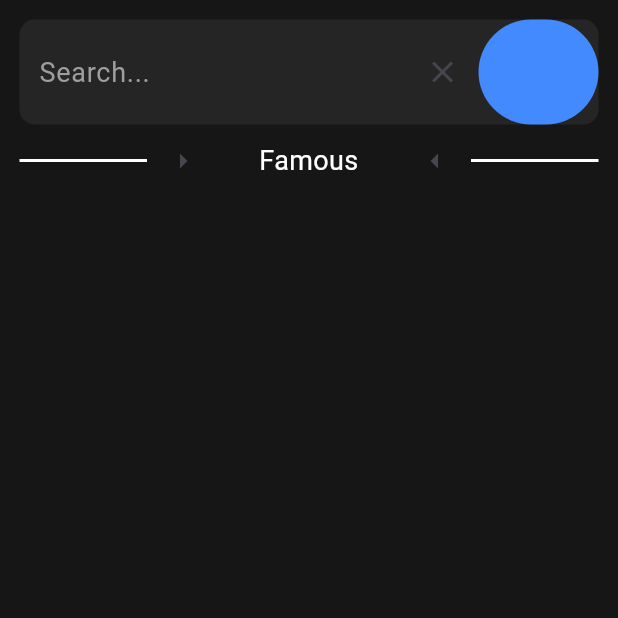
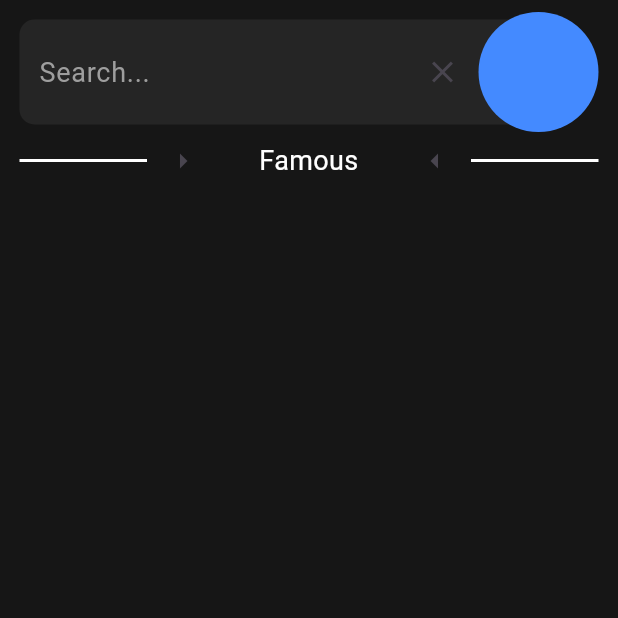
Before and after one commit to Raphael2b3/swarmintelligencemobile, a Flutter app: the screen it shows after launch, on a phone screen of 412 x 824 dp, the top half of it. Run offline on Flutter 3.47's test engine with Material 3 defaults, Android fonts, the phone set to English and light mode, and no system bars.

Commit message:
clean up

```diff
--- a/lib/searchbar.dart
+++ b/lib/searchbar.dart
@@ -1,50 +1,62 @@
+import 'dart:ui';
+
 import 'package:flutter/material.dart';
 
+import 'settingcircle.dart';
+
 class Searchbar extends StatefulWidget {
-  const Searchbar({Key? key}) : super(key: key);
+  final Function(String) onSearch;
+
+  const Searchbar(
+    this.onSearch, {
+    Key? key,
+  }) : super(key: key);
 
   @override
   _SearchbarState createState() => _SearchbarState();
 }
 
 class _SearchbarState extends State<Searchbar> {
+  _SearchbarState();
+
   @override
   Widget build(BuildContext context) {
-    return Container(
+    return Row(
+      children: [
+        Expanded(
+          child: Container(
+            padding: const EdgeInsets.only(right: 40),
+            alignment: Alignment.center,
             height: 70,
             decoration: const BoxDecoration(
                 color: Color.fromRGBO(37, 37, 37, 1),
                 borderRadius: BorderRadius.all(Radius.circular(10))),
-      child: Row(
-        children: [
-          const Expanded(
             child: TextField(
-              style: TextStyle(fontSize: 18, color: Colors.white),
-              maxLines: null,
-              minLines: null,
-              expands: true,
               textAlignVertical: TextAlignVertical.center,
+              style: const TextStyle(fontSize: 18, color: Colors.white),
               decoration: InputDecoration(
-                hintStyle: TextStyle(color: Colors.grey),
+                  suffixIcon: IconButton(
+                      onPressed: () => {}, icon: const Icon(Icons.clear)),
+                  hintStyle: const TextStyle(color: Colors.grey),
                   hintText: "Search...",
-                contentPadding: EdgeInsets.only(left: 13, right: 10),
-                border: UnderlineInputBorder(
-                  borderSide: BorderSide.none,
+                  contentPadding: const EdgeInsets.only(
+                    left: 13,
+                  ),
+                  border: InputBorder.none),
+              cursorColor: const Color(0xFFFFFFFF),
             ),
           ),
-              cursorColor: Color(0xFFFFFFFF),
         ),
+        const SizedBox(
+          width: 40,
+          height: 70,
+          child: Stack(
+            alignment: Alignment.centerRight,
+            clipBehavior: Clip.none,
+            children: [SettingCircle()],
           ),
-          IconButton(onPressed: () => {}, icon: const Icon(Icons.clear)),
-          Container(
-            height: 80,
-            width: 80,
-            decoration: const BoxDecoration(
-                color: Colors.blueAccent,
-                borderRadius: BorderRadius.all(Radius.circular(70))),
         )
       ],
-      ),
     );
   }
 }
--- a/lib/searchpage.dart
+++ b/lib/searchpage.dart
@@ -1,6 +1,7 @@
 import 'package:flutter/material.dart';
 import 'package:swarmintelligencemobile/cathegoryselector.dart';
 import 'package:swarmintelligencemobile/searchbar.dart';
+import 'package:swarmintelligencemobile/settingcircle.dart';
 
 class SearchPage extends StatefulWidget {
   const SearchPage({Key? key}) : super(key: key);
@@ -10,12 +11,16 @@ class SearchPage extends StatefulWidget {
 }
 
 class _SearchPageState extends State<SearchPage> {
+  void onFilterChange(int state) {}
+
+  void onSearch(String query) {}
+
   @override
   Widget build(BuildContext context) {
     return Container(
       margin: const EdgeInsets.all(13),
-      child: const Column(
-        children: [Searchbar(), Cathegoryselector()],
+      child: Column(
+        children: [Searchbar(onSearch), Cathegoryselector()],
       ),
     );
   }
--- /dev/null
+++ b/lib/settingcircle.dart
@@ -0,0 +1,23 @@
+import 'package:flutter/material.dart';
+
+class SettingCircle extends StatefulWidget {
+  const SettingCircle({super.key});
+
+  @override
+  State<SettingCircle> createState() => _SettingCircleState();
+}
+
+class _SettingCircleState extends State<SettingCircle> {
+  @override
+  Widget build(BuildContext context) {
+    return Positioned(
+      height: 80,
+      width: 80,
+      child: Container(
+        decoration: const BoxDecoration(
+            color: Colors.blueAccent,
+            borderRadius: BorderRadius.all(Radius.circular(40))),
+      ),
+    );
+  }
+}
```
Lines whose indentation alone changed are shown as unchanged.
